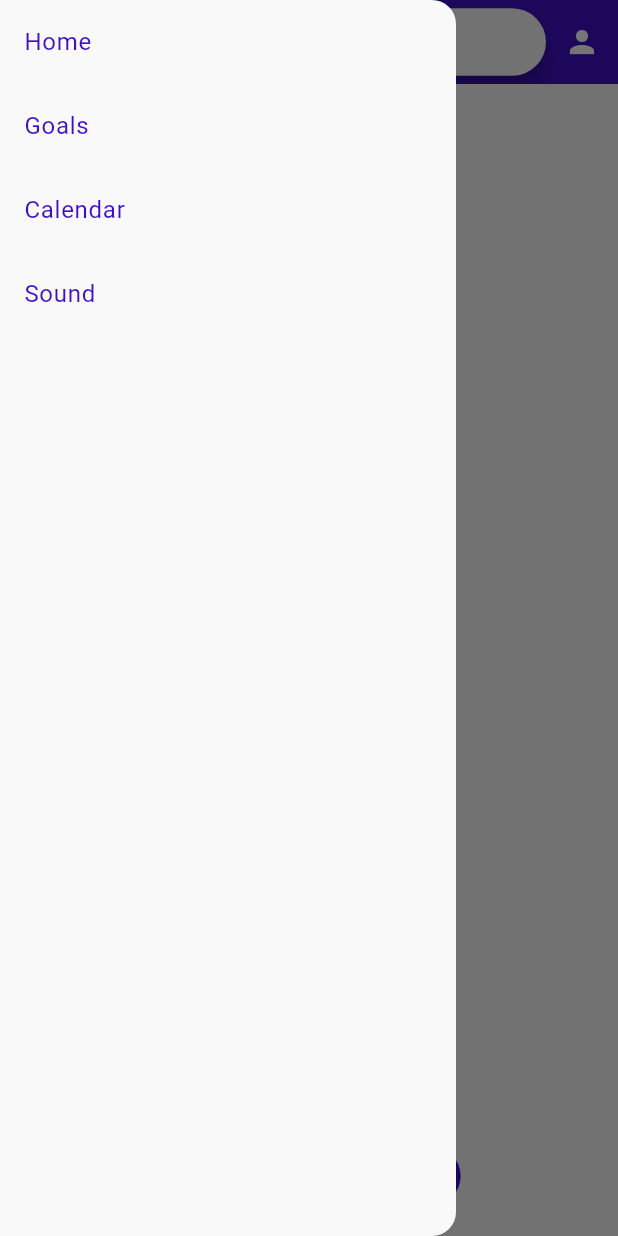
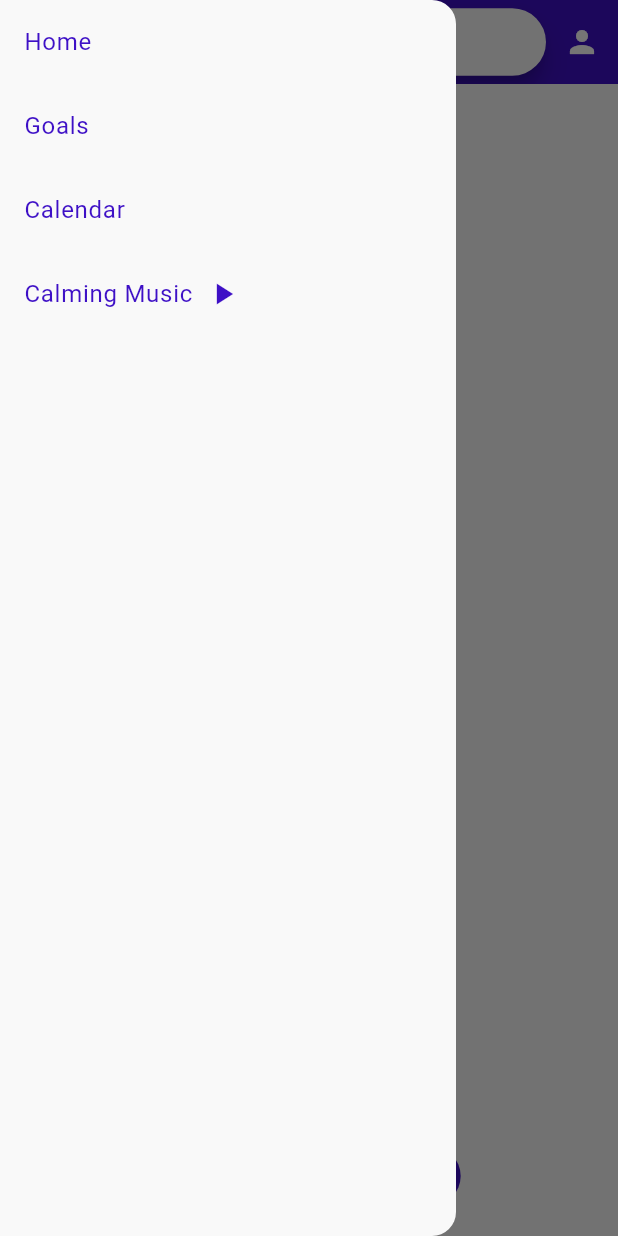
Before and after one commit to SorenM22/CS3541-Final-Project, a Flutter app: the screen it shows once a user with an empty profile is signed in, with the side drawer open, on a phone screen of 412 x 824 dp. Run offline on Flutter 3.47's test engine with Material 3 defaults, Android fonts, the phone set to English and light mode, and no system bars; our stand-ins replace audioplayers, cloud_firestore, csv, firebase_auth, firebase_core, get and 1 more; missing offline and left inert: flex_color_picker, statistics; accounts and stored records are empty.

Commit message:
Still needs to be tested on if the sound is actually playing however added in functionality to play and pause the music with an icon to support it

```diff
--- a/lib/View/base_page.dart
+++ b/lib/View/base_page.dart
@@ -18,7 +18,8 @@ class BasePage extends StatefulWidget {
 class _BasePageState extends State<BasePage> {
   final auth = Get.put(AuthenticationRepository());
   final SearchBarPresenter searchBarPresenter = Get.put(SearchBarPresenter());
-
+  final AudioPlayer _audioPlayer = AudioPlayer();
+  bool isPlaying = false;
 
   void navToHome() => Get.toNamed(Destination.home.route, id: 1);
   void navToGoals() => Get.toNamed(Destination.goals.route, id: 1);
@@ -32,9 +33,25 @@ class _BasePageState extends State<BasePage> {
     sessionData.searchContent = SearchContent.trends;
   }
 
-  final AudioPlayer _audioPlayer = AudioPlayer();
+  void toggleSound() {
+    setState(() {
+      if (isPlaying) {
+        // Pause the sound
+        pauseSound();
+      } else {
+        // Play the sound
+        playSound();
+      }
+      isPlaying = !isPlaying;
+    });
+  }
+
   void playSound() async {
     await _audioPlayer.play(AssetSource('Assets/Aylex - Meditation.mp3')); // Play local file
+  }
+
+  void pauseSound() async {
+    await _audioPlayer.pause(); // Pause sound
   }
 
   @override
@@ -135,9 +152,14 @@ class _BasePageState extends State<BasePage> {
               onTap: navToCalendar,
             ),
             ListTile(
-              title: Text("Sound"),
-              onTap: playSound,
-              // onTap: clickedSound,
+              title: Row(
+                children: [
+                  Text("Calming Music"),
+                  SizedBox(width: 8),
+                  Icon(isPlaying ? Icons.pause : Icons.play_arrow),
+                ],
+              ),
+              onTap: toggleSound,
             )
           ],
         ),
```
